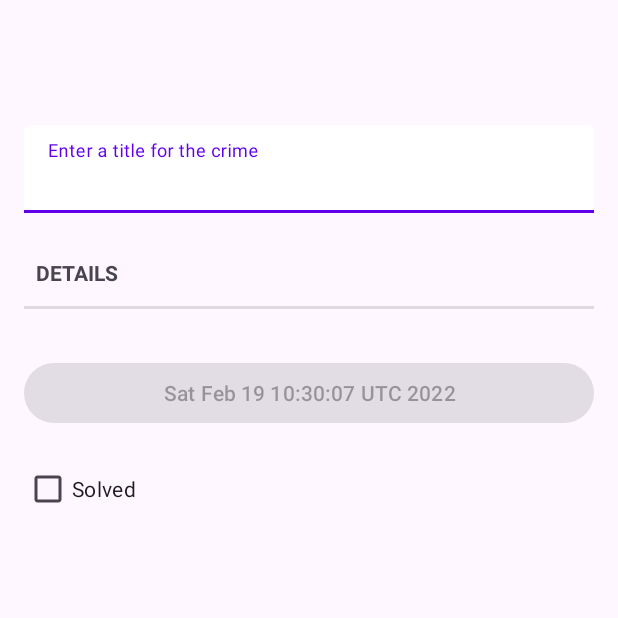
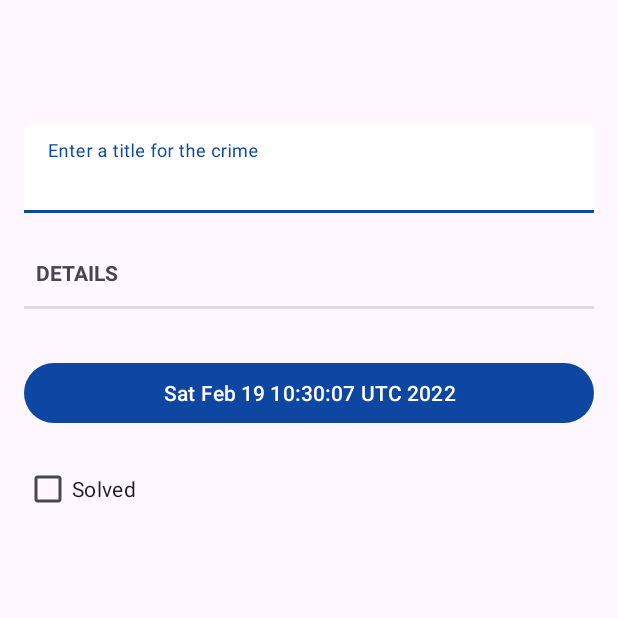
Before and after one commit to manikandan4/capturecrime, an Android app: the screen it shows after launch (CrimeActivity), after a tap on "New Crime", on a phone screen of 412 x 824 dp, the top half of it. Run offline under Robolectric (Android 15) with nearby library versions, the phone set to English and light mode, and no system bars.

Commit message:
chapter 13 - Added Alert Dialog logic to handle Date picker

```diff
--- a/app/src/main/java/com/manikandan/capturecrime/fragments/CrimeFragment.java
+++ b/app/src/main/java/com/manikandan/capturecrime/fragments/CrimeFragment.java
@@ -14,15 +14,18 @@ import androidx.activity.OnBackPressedCallback;
 import androidx.annotation.NonNull;
 import androidx.annotation.Nullable;
 import androidx.fragment.app.Fragment;
+import androidx.fragment.app.FragmentManager;
+import androidx.fragment.app.FragmentResultListener;
 
 import com.google.android.material.textfield.TextInputEditText;
 import com.manikandan.capturecrime.CrimeLab;
 import com.manikandan.capturecrime.R;
 import com.manikandan.capturecrime.models.Crime;
 
+import java.util.Date;
 import java.util.UUID;
 
-public class CrimeFragment extends Fragment {
+public class CrimeFragment extends Fragment implements FragmentResultListener {
     private Crime crime;
     private TextView mTitleLabel;
     private TextInputEditText mTitleField;
@@ -30,6 +33,7 @@ public class CrimeFragment extends Fragment {
     private CheckBox mSolvedCheckBox;
 
     private static final String ARG_UUID = "crime_id";
+    private static final String DIALOG_DATE = "DialogDate";
 
     @Override
     public void onCreate(@Nullable Bundle savedInstanceState) {
@@ -51,7 +55,12 @@ public class CrimeFragment extends Fragment {
 
         mDateButton = v.findViewById(R.id.btn_crime_date);
         mDateButton.setText(crime.getmDate().toString());
-        mDateButton.setEnabled(false);
+        mDateButton.setOnClickListener(view -> {
+            FragmentManager fm = this.getParentFragmentManager();
+            DatePickerFragment dialog = DatePickerFragment.newInstance(crime.getmDate(), DIALOG_DATE);
+            fm.setFragmentResultListener(DIALOG_DATE, this, this);
+            dialog.show(fm, DIALOG_DATE);
+        });
 
         mTitleLabel = v.findViewById(R.id.txt_crime_title_label);
         mTitleLabel.setText(crime.getmTitle());
@@ -100,4 +109,13 @@ public class CrimeFragment extends Fragment {
             requireActivity().getOnBackPressedDispatcher().onBackPressed();
         }
     };
+
+    @Override
+    public void onFragmentResult(@NonNull String requestKey, @NonNull Bundle result) {
+        if (requestKey.equals(DIALOG_DATE)) {
+            Date date = (Date) result.getSerializable(DatePickerFragment.RESULT_DATE_KEY);
+            crime.setmDate(date);
+            mDateButton.setText(date.toString());
+        }
+    }
 }
--- a/app/src/main/res/values-night/themes.xml
+++ b/app/src/main/res/values-night/themes.xml
@@ -2,13 +2,13 @@
     <!-- Base application theme. -->
     <style name="Theme.CaptureCrime" parent="Theme.Material3.Dark.NoActionBar">
         <!-- Primary brand color. -->
-        <item name="colorPrimary">@color/purple_200</item>
-        <item name="colorPrimaryVariant">@color/purple_700</item>
-        <item name="colorOnPrimary">@color/black</item>
+        <item name="colorPrimary">@color/primaryColor</item>
+        <item name="colorPrimaryVariant">@color/primaryDarkColor</item>
+        <item name="colorOnPrimary">@color/primaryTextColor</item>
         <!-- Secondary brand color. -->
-        <item name="colorSecondary">@color/teal_200</item>
-        <item name="colorSecondaryVariant">@color/teal_200</item>
-        <item name="colorOnSecondary">@color/black</item>
+        <item name="colorSecondary">@color/secondaryColor</item>
+        <item name="colorSecondaryVariant">@color/secondaryDarkColor</item>
+        <item name="colorOnSecondary">@color/secondaryTextColor</item>
         <!-- Status bar color. -->
         <item name="android:statusBarColor" tools:targetApi="l">?attr/colorPrimaryVariant</item>
         <!-- Customize your theme here. -->
--- a/app/src/main/res/values/colors.xml
+++ b/app/src/main/res/values/colors.xml
@@ -7,4 +7,13 @@
     <color name="teal_700">#FF018786</color>
     <color name="black">#FF000000</color>
     <color name="white">#FFFFFFFF</color>
+
+    <color name="primaryColor">#0d47a1</color>
+    <color name="primaryLightColor">#5472d3</color>
+    <color name="primaryDarkColor">#002171</color>
+    <color name="secondaryColor">#c2185b</color>
+    <color name="secondaryLightColor">#fa5788</color>
+    <color name="secondaryDarkColor">#8c0032</color>
+    <color name="primaryTextColor">#ffffff</color>
+    <color name="secondaryTextColor">#ffffff</color>
 </resources>
--- a/app/src/main/res/values/themes.xml
+++ b/app/src/main/res/values/themes.xml
@@ -2,13 +2,13 @@
     <!-- Base application theme. -->
     <style name="Theme.CaptureCrime" parent="Theme.Material3.Light.NoActionBar">
         <!-- Primary brand color. -->
-        <item name="colorPrimary">@color/purple_500</item>
-        <item name="colorPrimaryVariant">@color/purple_700</item>
-        <item name="colorOnPrimary">@color/white</item>
+        <item name="colorPrimary">@color/primaryColor</item>
+        <item name="colorPrimaryVariant">@color/primaryDarkColor</item>
+        <item name="colorOnPrimary">@color/primaryTextColor</item>
         <!-- Secondary brand color. -->
-        <item name="colorSecondary">@color/teal_200</item>
-        <item name="colorSecondaryVariant">@color/teal_700</item>
-        <item name="colorOnSecondary">@color/black</item>
+        <item name="colorSecondary">@color/secondaryColor</item>
+        <item name="colorSecondaryVariant">@color/secondaryDarkColor</item>
+        <item name="colorOnSecondary">@color/secondaryTextColor</item>
         <!-- Status bar color. -->
         <item name="android:statusBarColor" tools:targetApi="l">?attr/colorPrimaryVariant</item>
         <!-- Customize your theme here. -->
```
Also changed, not shown: app/src/main/java/com/manikandan/capturecrime/fragments/DatePickerFragment.java (added, +80 -0 lines), app/src/main/res/layout/date_picker.xml (added, +14 -0 lines).
